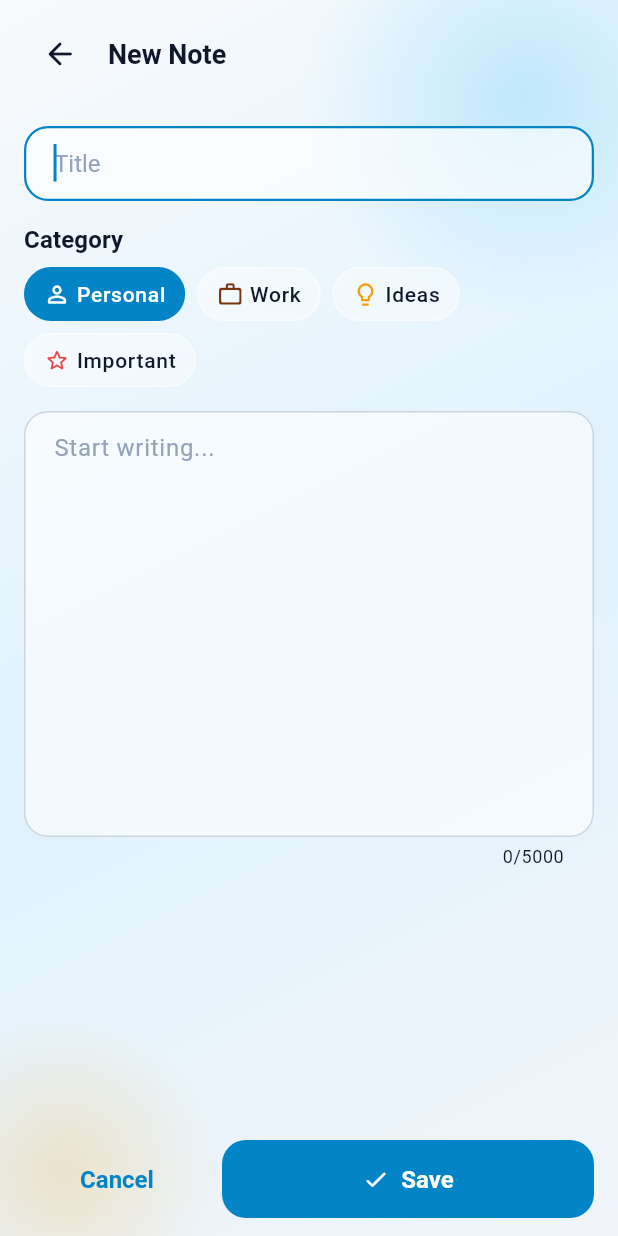
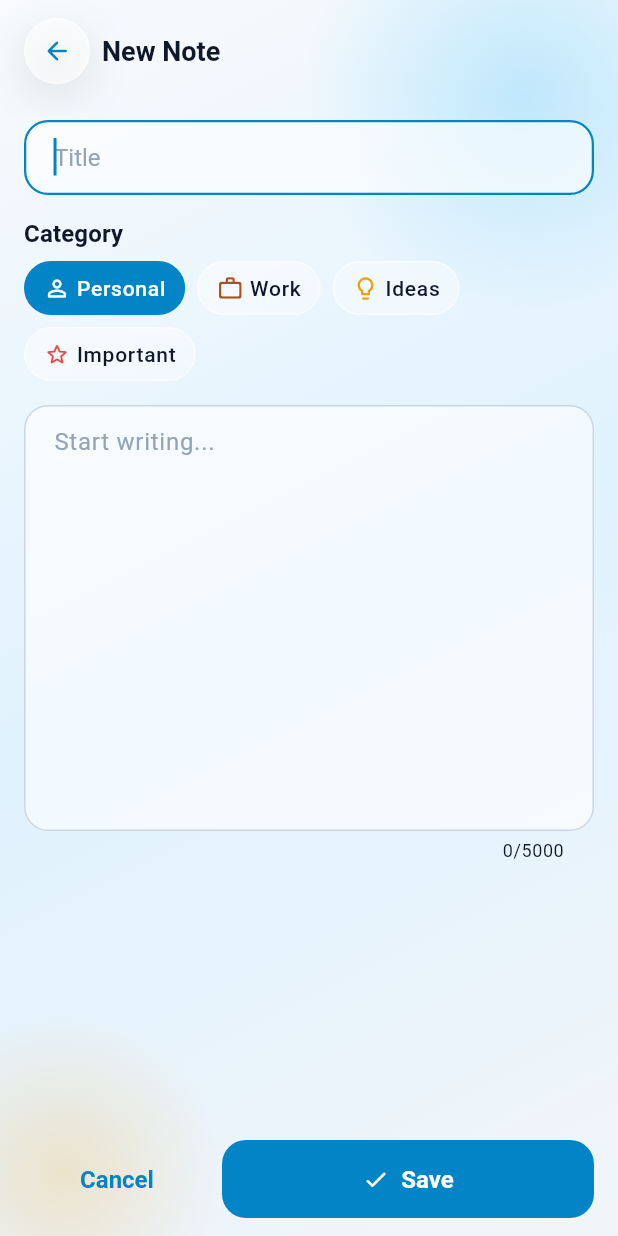
Before and after one commit to asilawad/notes_app, a Flutter app: the NoteFormView screen opened by its route, on a phone screen of 412 x 824 dp. Run offline on Flutter 3.47's test engine with Material 3 defaults, Android fonts, the phone set to English and light mode, and no system bars; our stand-ins replace cloud_firestore, firebase_core, get; accounts and stored records are empty.

Commit message:
update app design system and UI components

```diff
--- a/lib/core/constants/app_colors.dart
+++ b/lib/core/constants/app_colors.dart
@@ -67,6 +67,8 @@ abstract final class AppColors {
   static const Color error = accent;
   static const Color errorTint = Color(0x26EF4444);
 
+  /// Soft crimson border for danger buttons (crimson, ~35%).
+  static const Color errorBorder = Color(0x59EF4444);
   // ---------------------------------------------------------------------------
   // Utility
   // ---------------------------------------------------------------------------
@@ -77,20 +79,19 @@ abstract final class AppColors {
 
   /// Text selection highlight (sky blue, ~30%).
   static const Color textSelection = Color(0x4D38BDF8);
-
   // ---------------------------------------------------------------------------
   // Note categories (solid color + soft tint for badges/chips)
   // ---------------------------------------------------------------------------
-  static const Color categoryPersonal = primaryLight;
-  static const Color categoryWork = warmBrown;
+  static const Color categoryPersonal = primary;
+  static const Color categoryWork = Color.fromARGB(255, 179, 78, 20);
   static const Color categoryIdeas = secondary;
   static const Color categoryImportant = accent;
 
-  static const Color categoryPersonalTint = Color(0x2638BDF8);
-  static const Color categoryWorkTint = Color(0x2678350F);
-  static const Color categoryIdeasTint = Color(0x26F59E0B);
-  static const Color categoryImportantTint = Color(0x26EF4444);
-
+  // Tints at ~25% opacity (were ~15%), so badges read clearly.
+  static const Color categoryPersonalTint = Color(0x4038BDF8);
+  static const Color categoryWorkTint = Color.fromARGB(64, 250, 115, 37);
+  static const Color categoryIdeasTint = Color(0x40F59E0B);
+  static const Color categoryImportantTint = Color(0x40EF4444);
   // ---------------------------------------------------------------------------
   // Gradients
   // ---------------------------------------------------------------------------
--- a/lib/core/constants/app_sizes.dart
+++ b/lib/core/constants/app_sizes.dart
@@ -138,6 +138,8 @@ abstract final class AppDimensions {
   static const double progressIndicatorSize = 28;
   static const double progressIndicatorStroke = 3;
   static const double buttonMinWidth = 120;
+  static const double iconButtonSize = 44;
+  static const double iconButtonIconSize = 20;
 
   // ---------------------------------------------------------------------------
   // Note tiles
@@ -146,7 +148,7 @@ abstract final class AppDimensions {
   static const int noteListPreviewMaxLines = 3;
   static const int noteGridTitleMaxLines = 2;
   static const int noteGridPreviewMaxLines = 5;
-  static const double noteGridAspectRatio = 0.85;
+  static const double noteGridAspectRatio = 1.0;
   static const double noteGridSpacing = spaceSm;
   static const double noteListSpacing = spaceSm;
   static const double skeletonTileHeight = 120;
--- a/lib/core/constants/app_strings.dart
+++ b/lib/core/constants/app_strings.dart
@@ -60,7 +60,7 @@ abstract final class AppStrings {
   // ---------------------------------------------------------------------------
   // Note details
   // ---------------------------------------------------------------------------
-  static const String detailsTitle = 'Note';
+  static const String detailsTitle = 'Note Details';
   static const String untitledNote = 'Untitled';
   static String createdOn(String date) => 'Created $date';
   static String updatedOn(String date) => 'Updated $date';
--- a/lib/core/utils/app_snackbar.dart
+++ b/lib/core/utils/app_snackbar.dart
@@ -63,6 +63,7 @@ abstract final class AppSnackbar {
         SnackBar(
           duration: duration,
           action: action,
+          persist: false,
           content: Row(
             children: <Widget>[
               Icon(icon, color: iconColor, size: AppDimensions.iconSm),
--- a/lib/views/ui/home_view.dart
+++ b/lib/views/ui/home_view.dart
@@ -78,9 +78,9 @@ class HomeView extends GetView<HomeController> {
                   onChanged: controller.onSearchChanged,
                 ),
               ),
-              const SizedBox(height: AppDimensions.spaceSm),
+              const SizedBox(height: AppDimensions.spaceMd),
               _buildFilters(),
-              const SizedBox(height: AppDimensions.spaceXs),
+              const SizedBox(height: AppDimensions.spaceMd),
               Expanded(child: _buildContent(context)),
             ],
           ),
@@ -152,7 +152,7 @@ class HomeView extends GetView<HomeController> {
             padding: AppDimensions.horizontalPadding,
           ),
         ),
-        const SizedBox(height: AppDimensions.spaceXs),
+        const SizedBox(height: AppDimensions.spaceSm),
         Obx(
           () => FilterChipGroup<DateRangeFilter>(
             items: _dateFilterItems,
--- a/lib/views/ui/note_form_view.dart
+++ b/lib/views/ui/note_form_view.dart
@@ -9,6 +9,7 @@ import '../../data/models/note_category.dart';
 import '../widgets/app_button.dart';
 import '../widgets/custom_text_field.dart';
 import '../widgets/filter_chip_group.dart';
+import '../widgets/glass_icon_button.dart';
 import '../widgets/gradient_background.dart';
 
 /// Category selector options, built once from the fixed category set.
@@ -64,10 +65,10 @@ class NoteFormView extends GetView<NoteFormController> {
       child: Row(
         children: <Widget>[
           Obx(
-            () => IconButton(
+            () => GlassIconButton(
+              icon: Icons.arrow_back_rounded,
+              tooltip: AppStrings.tooltipBack,
               onPressed: controller.isSaving.value ? null : controller.cancel,
-              tooltip: AppStrings.tooltipBack,
-              icon: const Icon(Icons.arrow_back_rounded),
             ),
           ),
           const SizedBox(width: AppDimensions.spaceXs),
--- /dev/null
+++ b/lib/views/widgets/glass_icon_button.dart
@@ -0,0 +1,73 @@
+import 'package:flutter/material.dart';
+import 'package:notes_app/core/constants/app_colors.dart';
+import 'package:notes_app/core/constants/app_sizes.dart';
+import 'package:notes_app/core/theme/glass_theme.dart';
+
+/// Visual tone of a [GlassIconButton].
+enum GlassIconButtonTone { primary, danger }
+
+/// Round glass icon button for app bars: translucent fill, soft border and
+/// shadow. Use [GlassIconButtonTone.danger] for destructive actions.
+class GlassIconButton extends StatelessWidget {
+  const GlassIconButton({
+    super.key,
+    required this.icon,
+    required this.onPressed,
+    required this.tooltip,
+    this.tone = GlassIconButtonTone.primary,
+  });
+
+  final IconData icon;
+  final VoidCallback? onPressed;
+
+  /// Must come from `AppStrings`.
+  final String tooltip;
+
+  final GlassIconButtonTone tone;
+
+  @override
+  Widget build(BuildContext context) {
+    final bool isDanger = tone == GlassIconButtonTone.danger;
+    final Color fill = isDanger
+        ? AppColors.errorTint
+        : AppColors.glassFillStrong;
+    final Color border = isDanger
+        ? AppColors.errorBorder
+        : AppColors.glassBorderStrong;
+    final Color iconColor = isDanger ? AppColors.accent : AppColors.primary;
+
+    return Tooltip(
+      message: tooltip,
+      child: DecoratedBox(
+        decoration: BoxDecoration(
+          color: fill,
+          shape: BoxShape.circle,
+          border: Border.all(
+            color: border,
+            width: AppDimensions.glassBorderWidth,
+          ),
+          boxShadow: <BoxShadow>[context.glass.boxShadow],
+        ),
+        child: ClipOval(
+          child: Material(
+            type: MaterialType.transparency,
+            child: InkWell(
+              onTap: onPressed,
+              child: SizedBox(
+                width: AppDimensions.iconButtonSize,
+                height: AppDimensions.iconButtonSize,
+                child: Center(
+                  child: Icon(
+                    icon,
+                    size: AppDimensions.iconButtonIconSize,
+                    color: iconColor,
+                  ),
+                ),
+              ),
+            ),
+          ),
+        ),
+      ),
+    );
+  }
+}
--- a/lib/views/widgets/search_bar_field.dart
+++ b/lib/views/widgets/search_bar_field.dart
@@ -4,6 +4,7 @@ import '../../core/constants/app_colors.dart';
 import '../../core/constants/app_durations.dart';
 import '../../core/constants/app_sizes.dart';
 import '../../core/constants/app_strings.dart';
+import '../../core/theme/app_theme.dart';
 import 'glass_card.dart';
 
 /// Glass search input with a search icon and an animated clear button.
@@ -61,9 +62,9 @@ class SearchBarField extends StatelessWidget {
                 textInputAction: TextInputAction.search,
                 maxLines: 1,
                 style: theme.textTheme.bodyLarge,
-                decoration: InputDecoration.collapsed(
+                decoration: AppTheme.borderlessDecoration(
+                  context,
                   hintText: hintText,
-                  hintStyle: theme.inputDecorationTheme.hintStyle,
                 ),
               ),
             ),
```
Also changed, not shown: lib/controllers/note_detail_controller.dart (+7 -2 lines), lib/core/theme/app_theme.dart (+22 -0 lines), lib/views/ui/note_detail_view.dart (+13 -14 lines).
